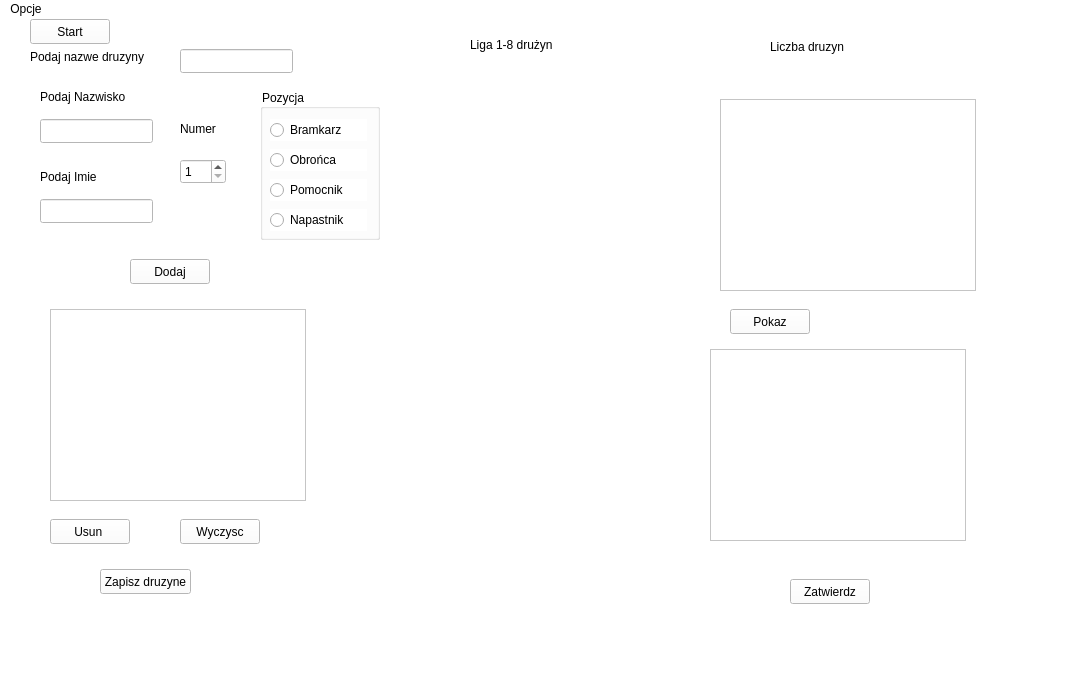
Dawid00/labsCpp, file Football/mainwindow.ui: the form before one commit.
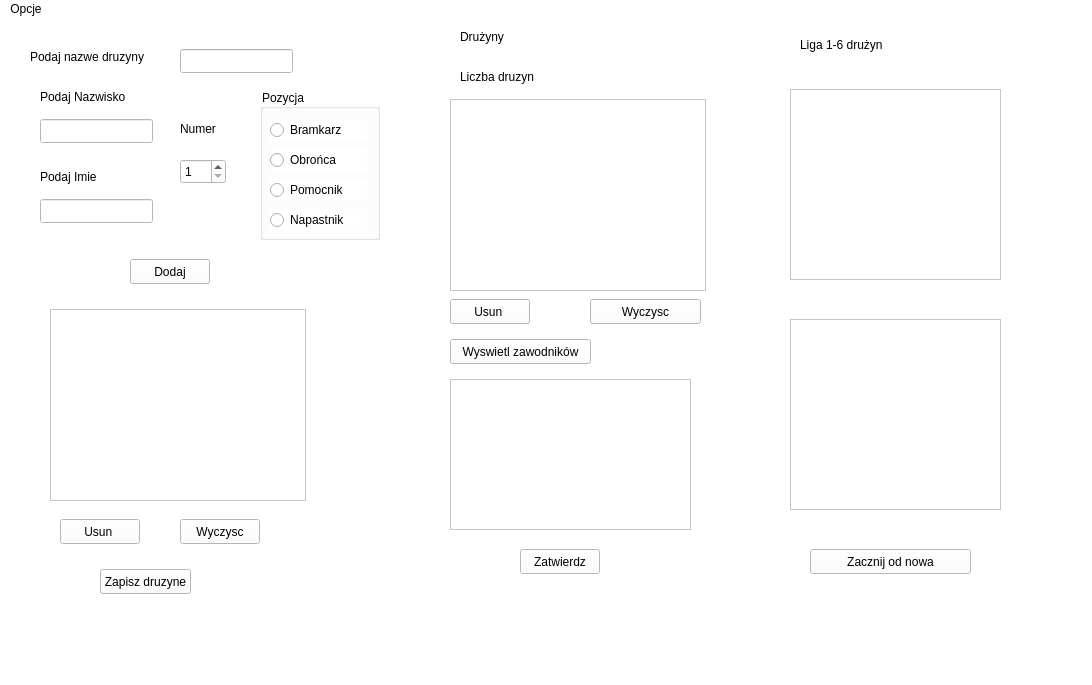
The form after the commit.

Patch:
```diff
--- a/Football/mainwindow.ui
+++ b/Football/mainwindow.ui
@@ -42,7 +42,7 @@
    <widget class="QLabel" name="label_2">
     <property name="geometry">
      <rect>
-      <x>470</x>
+      <x>800</x>
       <y>10</y>
       <width>151</width>
       <height>31</height>
@@ -52,7 +52,7 @@
      <string notr="true">color:black;</string>
     </property>
     <property name="text">
-     <string>Liga 1-8 drużyn</string>
+     <string>Liga 1-6 drużyn</string>
     </property>
    </widget>
    <widget class="QLineEdit" name="typelastname">
@@ -241,7 +241,7 @@
    <widget class="QPushButton" name="deleteLast">
     <property name="geometry">
      <rect>
-      <x>50</x>
+      <x>60</x>
       <y>500</y>
       <width>80</width>
       <height>25</height>
@@ -318,8 +318,8 @@
    <widget class="QLabel" name="label_6">
     <property name="geometry">
      <rect>
-      <x>770</x>
-      <y>20</y>
+      <x>460</x>
+      <y>50</y>
       <width>91</width>
       <height>16</height>
      </rect>
@@ -331,60 +331,40 @@
      <string>Liczba druzyn</string>
     </property>
    </widget>
-   <widget class="QPushButton" name="pushButton">
-    <property name="geometry">
-     <rect>
-      <x>30</x>
-      <y>0</y>
-      <width>80</width>
-      <height>25</height>
-     </rect>
-    </property>
-    <property name="styleSheet">
-     <string notr="true">color:black;</string>
-    </property>
-    <property name="text">
-     <string>Start</string>
-    </property>
-   </widget>
    <widget class="QListWidget" name="teams">
     <property name="geometry">
      <rect>
-      <x>720</x>
+      <x>450</x>
       <y>80</y>
       <width>256</width>
       <height>192</height>
      </rect>
     </property>
-   </widget>
-   <widget class="QListWidget" name="teamsView">
-    <property name="geometry">
-     <rect>
-      <x>710</x>
-      <y>330</y>
-      <width>256</width>
-      <height>192</height>
-     </rect>
+    <property name="styleSheet">
+     <string notr="true">color:black;</string>
     </property>
    </widget>
    <widget class="QPushButton" name="pushButton_2">
     <property name="geometry">
      <rect>
-      <x>730</x>
-      <y>290</y>
-      <width>80</width>
+      <x>450</x>
+      <y>320</y>
+      <width>141</width>
       <height>25</height>
      </rect>
     </property>
+    <property name="styleSheet">
+     <string notr="true">color:black;</string>
+    </property>
     <property name="text">
-     <string>Pokaz</string>
+     <string>Wyswietl zawodników</string>
     </property>
    </widget>
    <widget class="QLabel" name="teamsCounter">
     <property name="geometry">
      <rect>
-      <x>870</x>
-      <y>20</y>
+      <x>570</x>
+      <y>50</y>
       <width>55</width>
       <height>16</height>
      </rect>
@@ -396,19 +376,116 @@
      <string/>
     </property>
    </widget>
-   <widget class="QPushButton" name="pushButton_3">
+   <widget class="QTextEdit" name="squad">
     <property name="geometry">
      <rect>
-      <x>790</x>
-      <y>560</y>
+      <x>450</x>
+      <y>360</y>
+      <width>241</width>
+      <height>151</height>
+     </rect>
+    </property>
+   </widget>
+   <widget class="QLabel" name="label_7">
+    <property name="geometry">
+     <rect>
+      <x>460</x>
+      <y>10</y>
+      <width>55</width>
+      <height>16</height>
+     </rect>
+    </property>
+    <property name="styleSheet">
+     <string notr="true">color:black;</string>
+    </property>
+    <property name="text">
+     <string>Drużyny</string>
+    </property>
+   </widget>
+   <widget class="QPushButton" name="submit">
+    <property name="geometry">
+     <rect>
+      <x>520</x>
+      <y>530</y>
       <width>80</width>
       <height>25</height>
      </rect>
     </property>
+    <property name="styleSheet">
+     <string notr="true">color:black;</string>
+    </property>
     <property name="text">
      <string>Zatwierdz</string>
     </property>
    </widget>
+   <widget class="QTextEdit" name="endview">
+    <property name="geometry">
+     <rect>
+      <x>790</x>
+      <y>300</y>
+      <width>211</width>
+      <height>191</height>
+     </rect>
+    </property>
+   </widget>
+   <widget class="QTextEdit" name="endviewteams">
+    <property name="geometry">
+     <rect>
+      <x>790</x>
+      <y>70</y>
+      <width>211</width>
+      <height>191</height>
+     </rect>
+    </property>
+   </widget>
+   <widget class="QPushButton" name="restart">
+    <property name="geometry">
+     <rect>
+      <x>810</x>
+      <y>530</y>
+      <width>161</width>
+      <height>25</height>
+     </rect>
+    </property>
+    <property name="styleSheet">
+     <string notr="true">color:black;</string>
+    </property>
+    <property name="text">
+     <string>Zacznij od nowa</string>
+    </property>
+   </widget>
+   <widget class="QPushButton" name="deleteTeam">
+    <property name="geometry">
+     <rect>
+      <x>450</x>
+      <y>280</y>
+      <width>80</width>
+      <height>25</height>
+     </rect>
+    </property>
+    <property name="styleSheet">
+     <string notr="true">color:black;</string>
+    </property>
+    <property name="text">
+     <string>Usun </string>
+    </property>
+   </widget>
+   <widget class="QPushButton" name="clearList_2">
+    <property name="geometry">
+     <rect>
+      <x>590</x>
+      <y>280</y>
+      <width>111</width>
+      <height>25</height>
+     </rect>
+    </property>
+    <property name="styleSheet">
+     <string notr="true">color:black;</string>
+    </property>
+    <property name="text">
+     <string>Wyczysc</string>
+    </property>
+   </widget>
   </widget>
   <widget class="QMenuBar" name="menubar">
    <property name="geometry">
```
Left out of the diff: 15 changed lines with no effect on the pictures.
